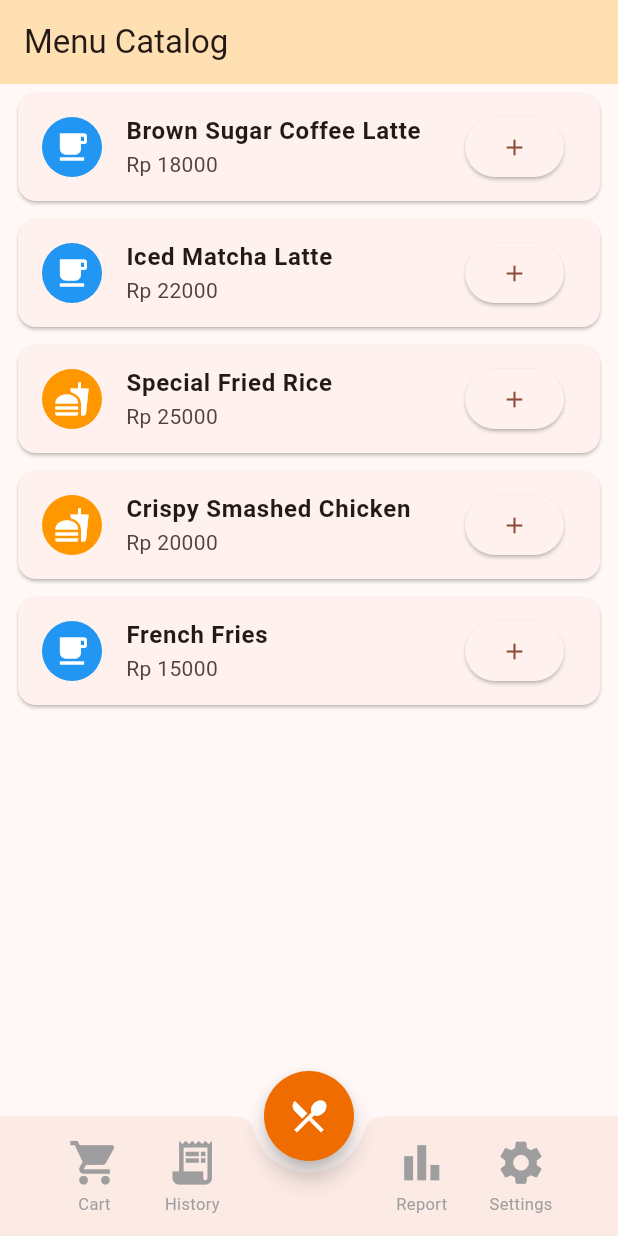
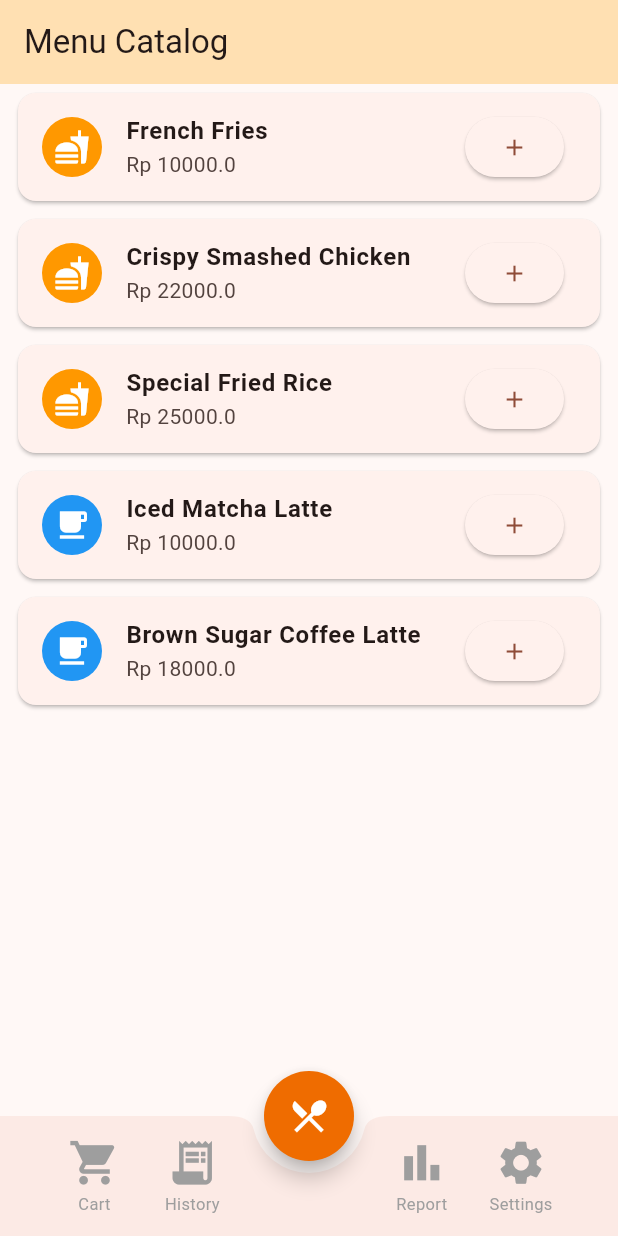
Before and after one commit to chuda27/bottom_nav_bar_flutter, a Flutter app: the screen it shows after launch, on a phone screen of 412 x 824 dp. Run offline on Flutter 3.47's test engine with Material 3 defaults, Android fonts, the phone set to English and light mode, and no system bars.

Commit message:
Add: - Add class menu_item to store food and baverage object
Update: - custom catalog_menu to acomodate class and object of FNB items

```diff
--- a/lib/menus/catalog_screen.dart
+++ b/lib/menus/catalog_screen.dart
@@ -1,4 +1,5 @@
 import 'package:flutter/material.dart';
+import 'package:bottom_nav_bar_flutter/models/menu_item.dart';
 
 class CatalogScreen extends StatefulWidget {
   const CatalogScreen({super.key});
@@ -8,16 +9,42 @@ class CatalogScreen extends StatefulWidget {
 }
 
 class _CatalogScreenState extends State<CatalogScreen> {
-  final List<Map<String, dynamic>> _dummyItems = [
-    {
-      'name': 'Brown Sugar Coffee Latte',
-      'price': 18000,
-      'category': 'Beverage',
-    },
-    {'name': 'Iced Matcha Latte', 'price': 22000, 'category': 'Beverage'},
-    {'name': 'Special Fried Rice', 'price': 25000, 'category': 'Food'},
-    {'name': 'Crispy Smashed Chicken', 'price': 20000, 'category': 'Food'},
-    {'name': 'French Fries', 'price': 15000, 'category': 'Snack'},
+  final List<MenuItem> _listMenuItems = [
+    MenuItem(
+      id_item: 'f001',
+      name_item: 'French Fries',
+      category_item: 'Food',
+      image_url_item: 'image_url_item',
+      price_item: 10000,
+    ),
+    MenuItem(
+      id_item: 'f002',
+      name_item: 'Crispy Smashed Chicken',
+      category_item: 'Food',
+      image_url_item: 'image_url_item',
+      price_item: 22000,
+    ),
+    MenuItem(
+      id_item: 'f003',
+      name_item: 'Special Fried Rice',
+      category_item: 'Food',
+      image_url_item: 'image_url_item',
+      price_item: 25000,
+    ),
+    MenuItem(
+      id_item: 'b001',
+      name_item: 'Iced Matcha Latte',
+      category_item: 'Baverage',
+      image_url_item: 'image_url_item',
+      price_item: 10000,
+    ),
+    MenuItem(
+      id_item: 'b002',
+      name_item: 'Brown Sugar Coffee Latte',
+      category_item: 'Baverage',
+      image_url_item: 'image_url_item',
+      price_item: 18000,
+    ),
   ];
 
   @override
@@ -31,32 +58,32 @@ class _CatalogScreenState extends State<CatalogScreen> {
         padding: const EdgeInsets.only(
           bottom: 100,
         ), // Beri padding bawah agar data tidak tertutup FAB besar
-        itemCount: _dummyItems.length,
+        itemCount: _listMenuItems.length,
         itemBuilder: (context, index) {
-          final item = _dummyItems[index];
+          final item = _listMenuItems[index];
           return Card(
             margin: const EdgeInsets.symmetric(horizontal: 12, vertical: 6),
             child: ListTile(
               leading: CircleAvatar(
-                backgroundColor: item['category'] == 'Food'
+                backgroundColor: item.category_item == 'Food'
                     ? Colors.orange
                     : Colors.blue,
                 child: Icon(
-                  item['category'] == 'Food'
+                  item.category_item == 'Food'
                       ? Icons.fastfood
                       : Icons.local_cafe,
                   color: Colors.white,
                 ),
               ),
               title: Text(
-                item['name'],
+                item.name_item,
                 style: const TextStyle(fontWeight: FontWeight.bold),
               ),
-              subtitle: Text('Rp ${item['price']}'),
+              subtitle: Text('Rp ${item.price_item}'),
               trailing: ElevatedButton(
                 onPressed: () {
                   ScaffoldMessenger.of(context).showSnackBar(
-                    SnackBar(content: Text('${item['name']} added to cart')),
+                    SnackBar(content: Text('${item.name_item} added to cart')),
                   );
                 },
                 child: const Icon(Icons.add),
--- /dev/null
+++ b/lib/models/menu_item.dart
@@ -0,0 +1,41 @@
+import 'dart:convert';
+
+class MenuItem {
+  String id_item;
+  String name_item;
+  String category_item;
+  String image_url_item;
+  double price_item;
+  MenuItem({
+    required this.id_item,
+    required this.name_item,
+    required this.category_item,
+    required this.image_url_item,
+    required this.price_item,
+  });
+
+  Map<String, dynamic> toMap() {
+    return {
+      'id_item': id_item,
+      'name_item': name_item,
+      'category_item': category_item,
+      'image_url_item': image_url_item,
+      'price_item': price_item,
+    };
+  }
+
+  factory MenuItem.fromMap(Map<String, dynamic> map) {
+    return MenuItem(
+      id_item: map['id_item'] ?? '',
+      name_item: map['name_item'] ?? '',
+      category_item: map['category_item'] ?? '',
+      image_url_item: map['image_url_item'] ?? '',
+      price_item: map['price_item']?.toDouble() ?? 0.0,
+    );
+  }
+
+  String toJson() => json.encode(toMap());
+
+  factory MenuItem.fromJson(String source) =>
+      MenuItem.fromMap(json.decode(source));
+}
```
